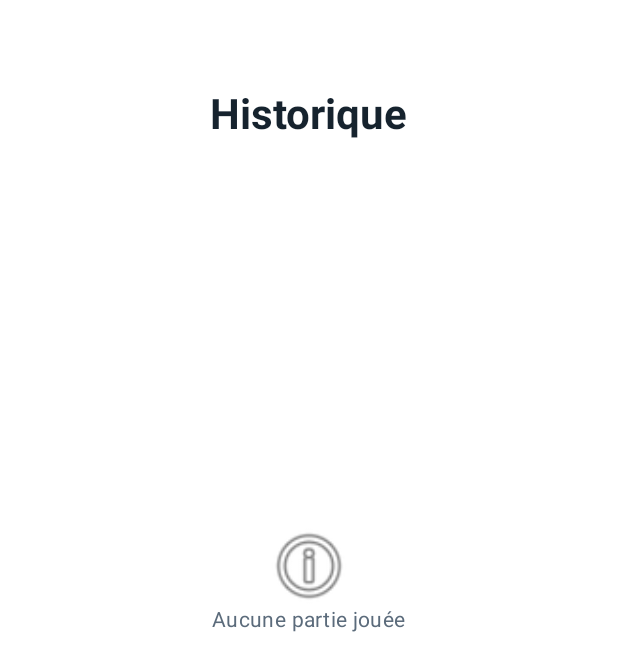
After one commit to CroquetteMagique/TP-Android, an Android app: the HistoryActivity screen opened directly, with no data from a screen before it, on a phone screen of 412 x 824 dp. The commit adds this screen. Shown: the top 671 px of the screen. Run offline under Robolectric (Android 15) with nearby library versions, the phone set to English and light mode, and no system bars.

Commit message:
TP Partie 2

```diff
--- /dev/null
+++ b/app/src/main/java/fr/mines/philidor/activity/HistoryActivity.java
@@ -0,0 +1,61 @@
+package fr.mines.philidor.activity;
+
+import android.os.Bundle;
+
+import androidx.activity.EdgeToEdge;
+import androidx.appcompat.app.AppCompatActivity;
+import androidx.core.graphics.Insets;
+import androidx.core.view.ViewCompat;
+import androidx.core.view.WindowInsetsCompat;
+import androidx.lifecycle.ViewModelProvider;
+
+import com.google.android.material.dialog.MaterialAlertDialogBuilder;
+
+import java.util.ArrayList;
+
+import fr.mines.philidor.R;
+import fr.mines.philidor.databinding.ActivityHistoryBinding;
+
+public class HistoryActivity extends AppCompatActivity {
+
+    private ActivityHistoryBinding binding;
+    private HistoryViewModel viewModel;
+    private GameAdapter adapter;
+
+    @Override
+    protected void onCreate(Bundle savedInstanceState) {
+        super.onCreate(savedInstanceState);
+        EdgeToEdge.enable(this);
+        binding = ActivityHistoryBinding.inflate(getLayoutInflater());
+        setContentView(binding.getRoot());
+        ViewCompat.setOnApplyWindowInsetsListener(binding.main, (v, insets) -> {
+            Insets systemBars = insets.getInsets(WindowInsetsCompat.Type.systemBars());
+            v.setPadding(systemBars.left, systemBars.top, systemBars.right, systemBars.bottom);
+            return insets;
+        });
+
+        viewModel = new ViewModelProvider(this).get(HistoryViewModel.class);
+        adapter = new GameAdapter(this, new ArrayList<>());
+        binding.list.setAdapter(adapter);
+        binding.list.setEmptyView(binding.empty);
+
+        viewModel.getGames().observe(this, games -> {
+            adapter.clear();
+            adapter.addAll(games);
+        });
+
+        binding.list.setOnItemLongClickListener((parent, view, position, id) -> {
+            confirmDelete(position);
+            return true;
+        });
+    }
+
+    private void confirmDelete(int position) {
+        new MaterialAlertDialogBuilder(this)
+                .setTitle(R.string.supprimer_titre)
+                .setMessage(R.string.supprimer_message)
+                .setPositiveButton(R.string.supprimer, (dialog, which) -> viewModel.delete(position))
+                .setNegativeButton(R.string.annuler, null)
+                .show();
+    }
+}
--- /dev/null
+++ b/app/src/main/java/fr/mines/philidor/activity/HistoryViewModel.java
@@ -0,0 +1,51 @@
+package fr.mines.philidor.activity;
+
+import androidx.lifecycle.LiveData;
+import androidx.lifecycle.MutableLiveData;
+import androidx.lifecycle.ViewModel;
+
+import java.util.ArrayList;
+import java.util.Random;
+
+public class HistoryViewModel extends ViewModel {
+
+    private final MutableLiveData<ArrayList<PlayedGame>> games = new MutableLiveData<>();
+
+    public HistoryViewModel() {
+        games.setValue(generate(0));
+    }
+
+    public LiveData<ArrayList<PlayedGame>> getGames() {
+        return games;
+    }
+
+    public void delete(int position) {
+        ArrayList<PlayedGame> list = games.getValue();
+        if (list == null || position < 0 || position >= list.size()) {
+            return;
+        }
+        list.remove(position);
+        games.setValue(list);
+    }
+
+    private ArrayList<PlayedGame> generate(int count) {
+        ArrayList<PlayedGame> list = new ArrayList<>();
+        Random random = new Random();
+        String[] results = { PlayedGame.WIN, PlayedGame.LOSS, PlayedGame.DRAW };
+        long now = System.currentTimeMillis();
+        for (int i = 0; i < count; i++) {
+            String result = results[random.nextInt(results.length)];
+            String ending;
+            if (PlayedGame.DRAW.equals(result)) {
+                ending = PlayedGame.STALEMATE;
+            } else if (PlayedGame.LOSS.equals(result) && random.nextBoolean()) {
+                ending = PlayedGame.RESIGNATION;
+            } else {
+                ending = PlayedGame.CHECKMATE;
+            }
+            long date = now - i * 43_200_000L;
+            list.add(new PlayedGame(date, random.nextBoolean(), result, ending, 10 + random.nextInt(60)));
+        }
+        return list;
+    }
+}
--- /dev/null
+++ b/app/src/main/res/drawable/defeat_round.xml
@@ -0,0 +1,5 @@
+<?xml version="1.0" encoding="utf-8"?>
+<shape xmlns:android="http://schemas.android.com/apk/res/android"
+    android:shape="oval">
+    <solid android:color="@color/defaite" />
+</shape>
--- /dev/null
+++ b/app/src/main/res/drawable/nul_round.xml
@@ -0,0 +1,5 @@
+<?xml version="1.0" encoding="utf-8"?>
+<shape xmlns:android="http://schemas.android.com/apk/res/android"
+    android:shape="oval">
+    <solid android:color="@color/nulle" />
+</shape>
--- /dev/null
+++ b/app/src/main/res/drawable/victory_round.xml
@@ -0,0 +1,5 @@
+<?xml version="1.0" encoding="utf-8"?>
+<shape xmlns:android="http://schemas.android.com/apk/res/android"
+    android:shape="oval">
+    <solid android:color="@color/victoire" />
+</shape>
--- /dev/null
+++ b/app/src/main/res/layout/activity_history.xml
@@ -0,0 +1,53 @@
+<?xml version="1.0" encoding="utf-8"?>
+<androidx.constraintlayout.widget.ConstraintLayout xmlns:android="http://schemas.android.com/apk/res/android"
+    xmlns:app="http://schemas.android.com/apk/res-auto"
+    xmlns:tools="http://schemas.android.com/tools"
+    android:id="@+id/main"
+    android:layout_width="match_parent"
+    android:layout_height="match_parent"
+    tools:context=".activity.HistoryActivity">
+
+    <TextView
+        android:id="@+id/title"
+        style="@style/TexteTitre"
+        android:layout_width="wrap_content"
+        android:layout_height="wrap_content"
+        android:layout_marginTop="@dimen/espace_haut"
+        android:text="@string/historique"
+        app:layout_constraintEnd_toEndOf="parent"
+        app:layout_constraintStart_toStartOf="parent"
+        app:layout_constraintTop_toTopOf="parent" />
+
+    <ListView
+        android:id="@+id/list"
+        android:layout_width="0dp"
+        android:layout_height="0dp"
+        android:layout_marginTop="@dimen/espace_moyen"
+        app:layout_constraintBottom_toBottomOf="parent"
+        app:layout_constraintEnd_toEndOf="parent"
+        app:layout_constraintStart_toStartOf="parent"
+        app:layout_constraintTop_toBottomOf="@id/title" />
+
+    <TextView
+        android:id="@+id/empty"
+        style="@style/TexteSecondaire"
+        android:layout_width="wrap_content"
+        android:layout_height="wrap_content"
+        android:text="@string/aucune_partie"
+        app:layout_constraintBottom_toBottomOf="parent"
+        app:layout_constraintEnd_toEndOf="parent"
+        app:layout_constraintStart_toStartOf="parent"
+        app:layout_constraintTop_toTopOf="parent" />
+
+    <ImageView
+        android:id="@+id/imageView"
+        android:layout_width="80dp"
+        android:layout_height="60dp"
+        android:layout_marginBottom="70dp"
+        app:layout_constraintBottom_toBottomOf="parent"
+        app:layout_constraintEnd_toEndOf="parent"
+        app:layout_constraintStart_toStartOf="parent"
+        app:layout_constraintTop_toTopOf="parent"
+        app:srcCompat="@android:drawable/ic_menu_info_details" />
+
+</androidx.constraintlayout.widget.ConstraintLayout>
--- a/app/src/main/res/layout/activity_main.xml
+++ b/app/src/main/res/layout/activity_main.xml
@@ -5,7 +5,7 @@
     android:id="@+id/main"
     android:layout_width="match_parent"
     android:layout_height="match_parent"
-    tools:context=".MainActivity">
+    tools:context=".activity.MainActivity">
 
     <ImageView
         android:id="@+id/icone"
--- a/app/src/main/res/values/colors.xml
+++ b/app/src/main/res/values/colors.xml
@@ -7,4 +7,8 @@
     <color name="texte_secondaire">#5B6B7B</color>
     <color name="piste">#CFD8DC</color>
     <color name="fond">#FFFFFF</color>
+    <color name="victoire">#2E7D32</color>
+    <color name="defaite">#C62828</color>
+    <color name="nulle">#757575</color>
+    <color name="sur_pastille">#FFFFFF</color>
 </resources>
--- a/app/src/main/res/values/dimens.xml
+++ b/app/src/main/res/values/dimens.xml
@@ -9,4 +9,6 @@
     <dimen name="taille_icone">128dp</dimen>
     <dimen name="hauteur_bouton">56dp</dimen>
     <dimen name="texte_bouton">16sp</dimen>
+    <dimen name="taille_pastille">40dp</dimen>
+    <dimen name="texte_roi">32sp</dimen>
 </resources>
--- a/app/src/main/res/values/strings.xml
+++ b/app/src/main/res/values/strings.xml
@@ -13,4 +13,26 @@
     <string name="historique_parties">Historique des parties</string>
     <string name="historique">Historique</string>
     <string name="choix_recus">%1$s · créativité %2$.1f</string>
+    <string name="aucune_partie">Aucune partie jouée</string>
+    <string name="lettre_victoire">V</string>
+    <string name="lettre_defaite">D</string>
+    <string name="lettre_nulle">N</string>
+    <string name="victoire">Victoire</string>
+    <string name="defaite">Défaite</string>
+    <string name="nulle">Nulle</string>
+    <string name="fin_mat">échec et mat</string>
+    <string name="fin_pat">pat</string>
+    <string name="fin_abandon">abandon</string>
+    <string name="roi_blanc">♔</string>
+    <string name="roi_noir">♚</string>
+    <string name="ligne_titre">%1$s · %2$s</string>
+    <string name="ligne_detail">%1$s · %2$s · %3$s</string>
+    <string name="supprimer_titre">Supprimer la partie ?</string>
+    <string name="supprimer_message">Cette partie sera effacée de l\'historique.</string>
+    <string name="supprimer">Supprimer</string>
+    <string name="annuler">Annuler</string>
+    <plurals name="nb_coups">
+        <item quantity="one">%d coup</item>
+        <item quantity="other">%d coups</item>
+    </plurals>
 </resources>
```
Also changed, not shown: app/src/main/AndroidManifest.xml (+9 -2 lines), app/src/main/java/fr/mines/philidor/activity/GameActivity.java (added, +35 -0 lines), app/src/main/java/fr/mines/philidor/activity/GameAdapter.java (added, +80 -0 lines), app/src/main/java/fr/mines/philidor/activity/MainActivity.java (renamed from app/src/main/java/fr/mines/philidor/MainActivity.java, +29 -3 lines), app/src/main/java/fr/mines/philidor/activity/PlayedGame.java (added, +32 -0 lines), app/src/main/res/layout/activity_game.xml (added, +20 -0 lines), app/src/main/res/layout/item_game.xml (added, +48 -0 lines), 1 other file.
